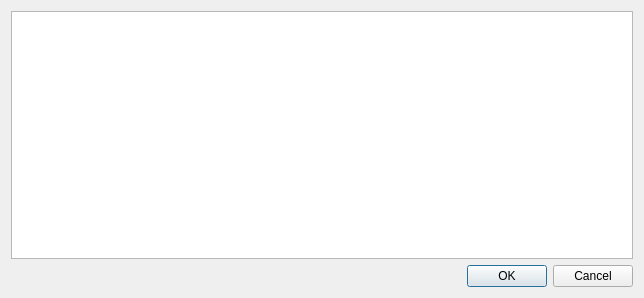
Above: src/pluginmanagerdialog.ui from 0xd34df00d/leechcraft before the change. Below: the same form after it.
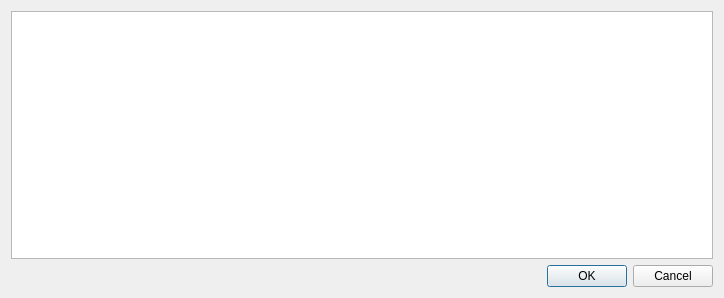
That is the form after the change. Icons and pictures are not drawn.

Commit message: Core: Plugin Manager Dialog enhanced.

Diff of the .ui file:
```diff
--- a/src/pluginmanagerdialog.ui
+++ b/src/pluginmanagerdialog.ui
@@ -6,7 +6,7 @@
    <rect>
     <x>0</x>
     <y>0</y>
-    <width>644</width>
+    <width>724</width>
     <height>298</height>
    </rect>
   </property>
@@ -32,6 +32,12 @@
      <property name="alternatingRowColors">
       <bool>true</bool>
      </property>
+     <property name="iconSize">
+      <size>
+       <width>48</width>
+       <height>48</height>
+      </size>
+     </property>
      <property name="rootIsDecorated">
       <bool>false</bool>
      </property>
@@ -51,13 +57,10 @@
       <bool>true</bool>
      </attribute>
      <attribute name="headerDefaultSectionSize">
-      <number>150</number>
+      <number>220</number>
      </attribute>
      <attribute name="headerDefaultSectionSize">
-      <number>150</number>
-     </attribute>
-     <attribute name="headerVisible">
-      <bool>true</bool>
+      <number>220</number>
      </attribute>
     </widget>
    </item>
```
